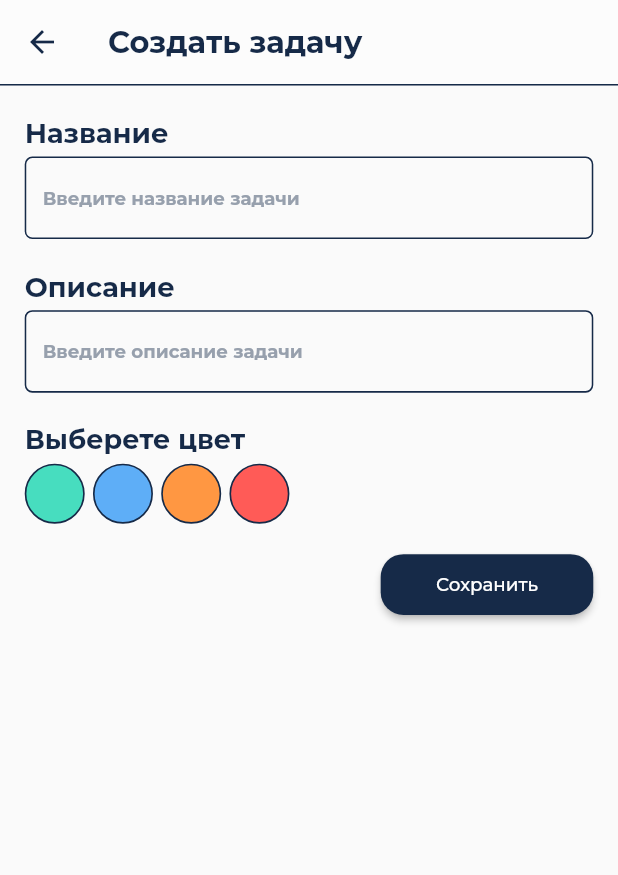
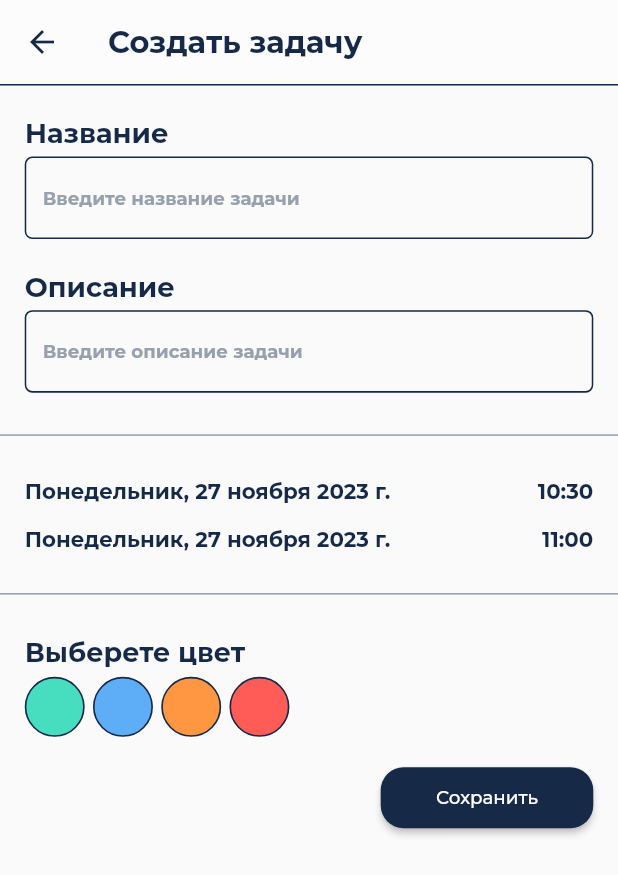
Before and after one commit to elyra1/Taski, a Flutter app: the screen it shows after launch, on a phone screen of 412 x 824 dp. Shown: the top 875 px of the screen. Run offline on Flutter 3.47's test engine with Material 2 defaults, Android fonts, the phone set to English and light mode, and no system bars; our stand-ins replace auto_route, awesome_extensions, bloc, cloud_firestore, firebase_auth, firebase_core and 6 more; accounts and stored records are empty; project files that could hold a hidden picture were left out.

Commit message:
добавил выбор даты и времени

```diff
--- a/lib/presentation/pages/create_task/create_task_page.dart
+++ b/lib/presentation/pages/create_task/create_task_page.dart
@@ -34,7 +34,81 @@ class _CreateTaskPageState extends State<CreateTaskPage> {
   TextEditingController titleController = TextEditingController();
   TextEditingController descriptionController = TextEditingController();
 
-  final DateFormat format = DateFormat.yMd();
+  String formatDate(DateTime date) {
+    String dayOfWeek = '';
+    switch (date.weekday) {
+      case 1:
+        dayOfWeek = 'Понедельник';
+        break;
+      case 2:
+        dayOfWeek = 'Вторник';
+        break;
+      case 3:
+        dayOfWeek = 'Среда';
+        break;
+      case 4:
+        dayOfWeek = 'Четверг';
+        break;
+      case 5:
+        dayOfWeek = 'Пятница';
+        break;
+      case 6:
+        dayOfWeek = 'Суббота';
+        break;
+      case 7:
+        dayOfWeek = 'Воскресенье';
+        break;
+    }
+
+    String month = '';
+    switch (date.month) {
+      case 1:
+        month = 'января';
+        break;
+      case 2:
+        month = 'февраля';
+        break;
+      case 3:
+        month = 'марта';
+        break;
+      case 4:
+        month = 'апреля';
+        break;
+      case 5:
+        month = 'мая';
+        break;
+      case 6:
+        month = 'июня';
+        break;
+      case 7:
+        month = 'июля';
+        break;
+      case 8:
+        month = 'августа';
+        break;
+      case 9:
+        month = 'сентября';
+        break;
+      case 10:
+        month = 'октября';
+        break;
+      case 11:
+        month = 'ноября';
+        break;
+      case 12:
+        month = 'декабря';
+        break;
+    }
+
+    return '$dayOfWeek, ${date.day} $month ${date.year} г.';
+  }
+
+  String toHHMM(DateTime dateTime) {
+    return '${dateTime.hour.toString().padLeft(2, '0')}:${dateTime.minute.toString().padLeft(2, '0')}';
+  }
+
+  DateTime startTime = DateTime.now();
+  DateTime endTime = DateTime.now().add(const Duration(minutes: 30));
 
   @override
   Widget build(BuildContext context) {
@@ -57,7 +131,7 @@ class _CreateTaskPageState extends State<CreateTaskPage> {
       ),
       resizeToAvoidBottomInset: false,
       body: SingleChildScrollView(
-        padding: EdgeInsets.symmetric(horizontal: 15.w, vertical: 5.h),
+        padding: EdgeInsets.symmetric(vertical: 5.h),
         child: Column(
           children: [
             15.h.heightBox,
@@ -76,6 +150,98 @@ class _CreateTaskPageState extends State<CreateTaskPage> {
               height: 70.h,
               controller: descriptionController,
             ),
+            20.h.heightBox,
+            Divider(
+              thickness: 1.h,
+              color: AppColors.grey,
+            ),
+            20.h.heightBox,
+            Row(
+              mainAxisAlignment: MainAxisAlignment.spaceBetween,
+              children: [
+                GestureDetector(
+                  onTap: () {
+                    showDatePicker(
+                      context: context,
+                      initialDate: startTime,
+                      firstDate: DateTime.now(),
+                      lastDate: endTime,
+                    ).then(
+                      (value) => setState(() => startTime = value?.copyWith(
+                              hour: startTime.hour, minute: startTime.minute) ??
+                          startTime),
+                    );
+                  },
+                  child: Text(
+                    formatDate(startTime),
+                    style: AppTextStyles.semibold14,
+                  ),
+                ),
+                GestureDetector(
+                  onTap: () {
+                    showTimePicker(
+                      context: context,
+                      initialTime: TimeOfDay.fromDateTime(startTime),
+                    ).then(
+                      (value) => setState(
+                        () => startTime = startTime.copyWith(
+                          hour: value?.hour ?? startTime.hour,
+                          minute: value?.minute ?? startTime.minute,
+                        ),
+                      ),
+                    );
+                  },
+                  child: Text(
+                    toHHMM(startTime),
+                    style: AppTextStyles.semibold14,
+                  ),
+                ),
+              ],
+            ).paddingSymmetric(horizontal: 15.w),
+            15.h.heightBox,
+            Row(
+              mainAxisAlignment: MainAxisAlignment.spaceBetween,
+              children: [
+                GestureDetector(
+                  onTap: () {
+                    showDatePicker(
+                      context: context,
+                      initialDate: endTime,
+                      firstDate: startTime,
+                      lastDate: DateTime.now()
+                          .copyWith(year: DateTime.now().year + 1),
+                    ).then(
+                      (value) => setState(() => endTime = value?.copyWith(
+                              hour: endTime.hour, minute: endTime.minute) ??
+                          endTime),
+                    );
+                  },
+                  child: Text(
+                    formatDate(endTime),
+                    style: AppTextStyles.semibold14,
+                  ),
+                ),
+                GestureDetector(
+                  onTap: () {
+                    showTimePicker(
+                            context: context,
+                            initialTime: TimeOfDay.fromDateTime(endTime))
+                        .then(
+                      (value) => setState(
+                        () => endTime = endTime.copyWith(
+                          hour: value?.hour ?? endTime.hour,
+                          minute: value?.minute ?? endTime.minute,
+                        ),
+                      ),
+                    );
+                  },
+                  child: Text(
+                    toHHMM(endTime),
+                    style: AppTextStyles.semibold14,
+                  ),
+                ),
+              ],
+            ).paddingSymmetric(horizontal: 15.w),
             20.h.heightBox,
             // AppTextField(
             //   title: 'Дата',
@@ -104,14 +270,15 @@ class _CreateTaskPageState extends State<CreateTaskPage> {
             //   ],
             // ),
             //20.h.heightBox,
-            Row(
-              children: [
+            Divider(
+              thickness: 1.h,
+              color: AppColors.grey,
+            ),
+            20.h.heightBox,
             Text(
               'Выберете цвет',
               style: AppTextStyles.semibold20.copyWith(fontSize: 18),
-                ),
-              ],
-            ),
+            ).paddingOnly(left: 15.w).alignAtCenterLeft(),
             5.h.heightBox,
             Row(
               children: [
@@ -179,11 +346,8 @@ class _CreateTaskPageState extends State<CreateTaskPage> {
                   ),
                 ),
               ],
-            ),
+            ).paddingOnly(left: 15.w).alignAtCenterLeft(),
             20.h.heightBox,
-            Row(
-              mainAxisAlignment: MainAxisAlignment.end,
-              children: [
             CustomButton(
               width: 129.w,
               height: 40.h,
@@ -195,9 +359,7 @@ class _CreateTaskPageState extends State<CreateTaskPage> {
                 log('${task.title} ${task.description}');
               },
               text: 'Сохранить',
-                ),
-              ],
-            ),
+            ).paddingOnly(right: 15.w).alignAtCenterRight(),
           ],
         ).toCenter(),
       ),
```
Lines whose indentation alone changed are shown as unchanged.
